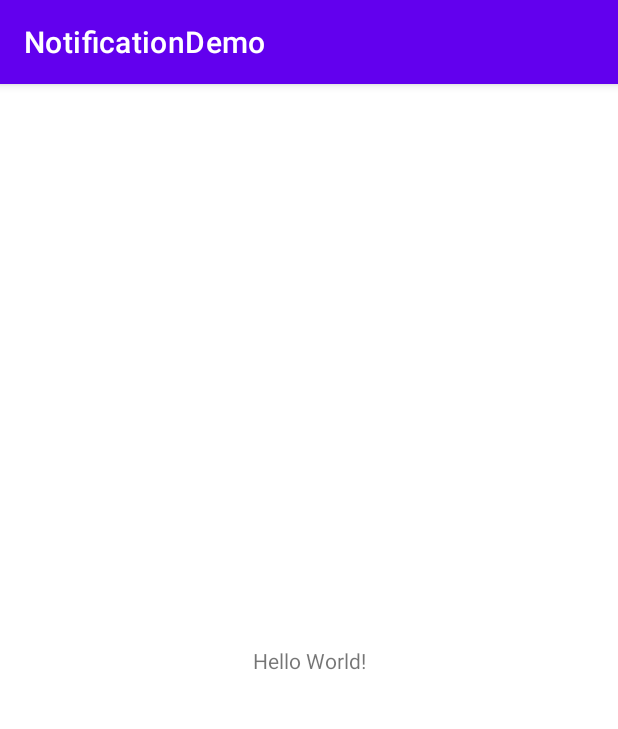
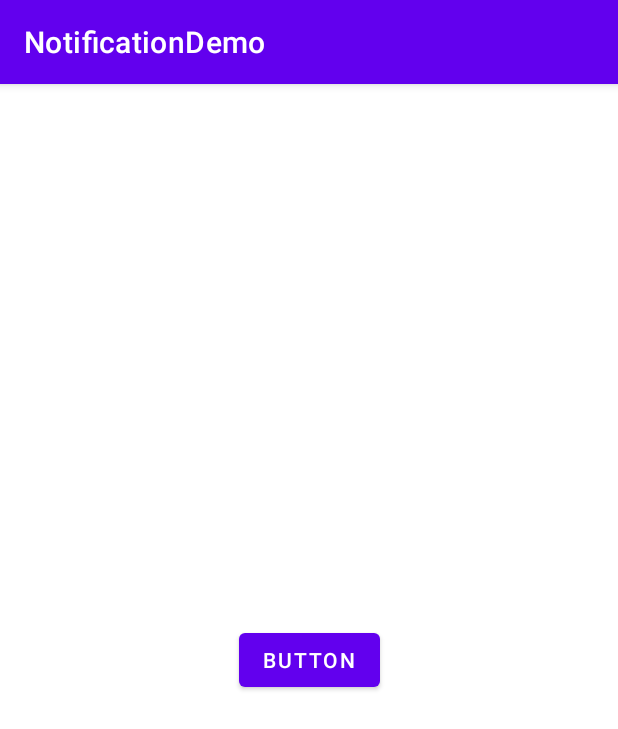
Before and after one commit to Collince-Okeyo/NotificationDemo, an Android app: the screen it shows after launch (MainActivity), on a phone screen of 412 x 824 dp. Shown: the top 729 px of the screen. Run offline under Robolectric (Android 15) with nearby library versions, the phone set to English and light mode, and no system bars.

Commit message:
Created a notification demo

```diff
--- a/app/src/main/java/com/ramgdeveloper/notificationdemo/MainActivity.kt
+++ b/app/src/main/java/com/ramgdeveloper/notificationdemo/MainActivity.kt
@@ -1,11 +1,57 @@
 package com.ramgdeveloper.notificationdemo
-
+import android.app.NotificationChannel
+import android.app.NotificationManager
+import android.content.Context
+import android.os.Build
+import android.os.Bundle
+import android.widget.Button
 import androidx.appcompat.app.AppCompatActivity
-import android.os.Bundle
+import androidx.core.app.NotificationCompat
 
 class MainActivity : AppCompatActivity() {
+
+    private lateinit var btn: Button
+    private val channelID = "com.ramgdeveloper.notificationdemo.channel1"
+    private var notificationManager: NotificationManager? = null
+
     override fun onCreate(savedInstanceState: Bundle?) {
         super.onCreate(savedInstanceState)
         setContentView(R.layout.activity_main)
+
+        creteNotificationChannel(channelID, "Notification Demo", "Simple notification demo")
+        btn = findViewById(R.id.button)
+
+
+        btn.setOnClickListener {
+            displayNotification()
+        }
+
     }
+
+    private fun displayNotification(){
+
+        val notificationId = 1
+        val notification = NotificationCompat.Builder(this@MainActivity, channelID)
+            .setContentTitle("Notification Demo")
+            .setContentText("My simple notification demo")
+            .setSmallIcon(android.R.drawable.ic_dialog_info)
+            .setAutoCancel(true)
+            .setPriority(NotificationCompat.PRIORITY_HIGH)
+            .build()
+        notificationManager?.notify(notificationId,notification)
+    }
+
+    private fun creteNotificationChannel(id: String, name: String, channelDescription: String){
+
+        if (Build.VERSION.SDK_INT >= Build.VERSION_CODES.O){
+
+            val importance = NotificationManager.IMPORTANCE_HIGH
+            val channel = NotificationChannel(id, name, importance)
+            notificationManager = getSystemService(Context.NOTIFICATION_SERVICE) as NotificationManager
+            notificationManager!!.createNotificationChannel(channel)
+        }
+
+    }
+
+
 }
--- a/app/src/main/res/layout/activity_main.xml
+++ b/app/src/main/res/layout/activity_main.xml
@@ -1,18 +1,19 @@
 <?xml version="1.0" encoding="utf-8"?>
-<androidx.constraintlayout.widget.ConstraintLayout
-    xmlns:android="http://schemas.android.com/apk/res/android"
+<androidx.constraintlayout.widget.ConstraintLayout xmlns:android="http://schemas.android.com/apk/res/android"
+    xmlns:app="http://schemas.android.com/apk/res-auto"
     xmlns:tools="http://schemas.android.com/tools"
-    xmlns:app="http://schemas.android.com/apk/res-auto"
     android:layout_width="match_parent"
     android:layout_height="match_parent"
     tools:context=".MainActivity">
-    <TextView
-      android:layout_width="wrap_content"
-      android:layout_height="wrap_content"
-      android:text="Hello World!"
-      app:layout_constraintBottom_toBottomOf="parent"
-      app:layout_constraintLeft_toLeftOf="parent"
-      app:layout_constraintRight_toRightOf="parent"
-      app:layout_constraintTop_toTopOf="parent" />
 
-  </androidx.constraintlayout.widget.ConstraintLayout>
+
+    <Button
+        android:id="@+id/button"
+        android:layout_width="wrap_content"
+        android:layout_height="wrap_content"
+        android:text="Button"
+        app:layout_constraintBottom_toBottomOf="parent"
+        app:layout_constraintEnd_toEndOf="parent"
+        app:layout_constraintStart_toStartOf="parent"
+        app:layout_constraintTop_toTopOf="parent" />
+</androidx.constraintlayout.widget.ConstraintLayout>
```
